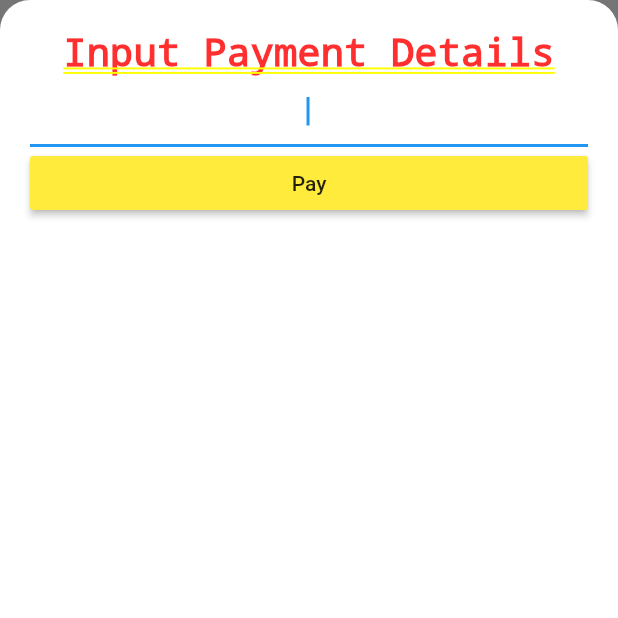
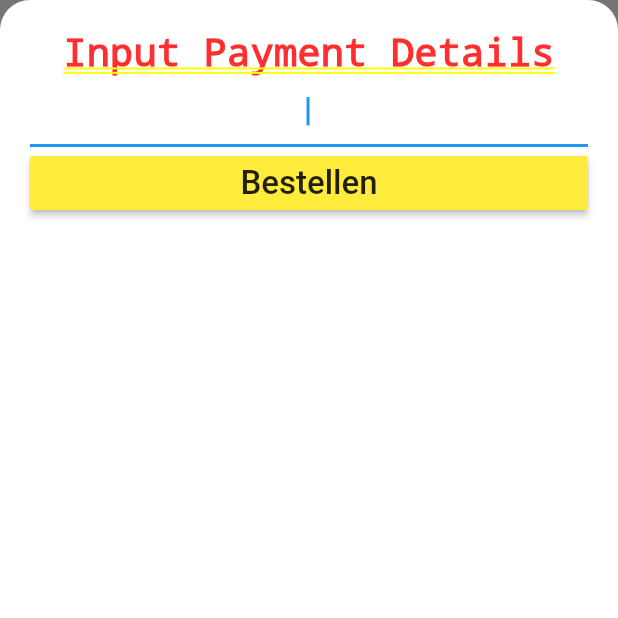
Before and after one commit to terrence229/Project-Mobile-Development, a Flutter app: the PaymentRoute screen opened by its route, on a phone screen of 412 x 824 dp, the top half of it. Run offline on Flutter 3.47's test engine with Material 2 defaults, Android fonts, the phone set to English and light mode, and no system bars; our stand-ins replace cloud_firestore, firebase_auth, flutter_secure_storage, google_maps_flutter; missing offline and left inert: dart:ffi, maps_launcher; accounts and stored records are empty.

Commit message:
Changed color and pay->bestellen

```diff
--- a/lib/screens/landing_route.dart
+++ b/lib/screens/landing_route.dart
@@ -43,7 +43,7 @@ class LandingRoute extends StatelessWidget {
                     color: Colors.black,
                     elevation: 5,
                     onPressed: () {
-                      Navigator.pushNamed(context, '/restaurantlist');
+                      Navigator.pushNamed(context,'/restaurantlist');
                     },
                     child: Padding(
                       padding: const EdgeInsets.symmetric(vertical: 20.0),
--- a/lib/screens/shopping/cart_route.dart
+++ b/lib/screens/shopping/cart_route.dart
@@ -2,10 +2,12 @@ import 'package:flutter/material.dart';
 import 'package:provider/provider.dart';
 import 'package:woosttogo/models/cart.dart';
 import 'package:woosttogo/components/item_tile.dart';
+import 'package:woosttogo/utilities/order.dart';
 
 class CartRoute extends StatelessWidget {
   @override
   Widget build(BuildContext context) {
+    //final Cart cart = Provider.of<Cart>(context, listen: false);
     return Scaffold(
       appBar: AppBar(
         // title: Text("List View Route > Menu"),
@@ -32,10 +34,10 @@ class CartRoute extends StatelessWidget {
                 return ItemTile(
                   item: item,
                 );
-              },
+                },
               itemCount: cart.itemCount,
             );
-          },
+            },
         ),
       ),
     );
--- a/lib/screens/shopping/checkout_route.dart
+++ b/lib/screens/shopping/checkout_route.dart
@@ -20,7 +20,7 @@ class _CheckoutRouteState extends State<CheckoutRoute> {
       // backgroundColor: Colors.black,
       appBar: AppBar(
         backgroundColor: Colors.yellow,
-        title: Text('Payment'),
+        title: Text('Bestellen'),
       ),
       body: Center(
         child: Column(
@@ -64,7 +64,7 @@ class _CheckoutRouteState extends State<CheckoutRoute> {
                     child: Padding(
                       padding: const EdgeInsets.symmetric(
                           vertical: 10.0, horizontal: 42.0),
-                      child: Text('Pay: €${cart.totalPrice}'),
+                      child: Text('Bestellen: €${cart.totalPrice}'),
                     ),
                   ),
                 ),
--- a/lib/screens/shopping/payment_route.dart
+++ b/lib/screens/shopping/payment_route.dart
@@ -40,7 +40,10 @@ class _PaymentRouteState extends State<PaymentRoute> {
             ),
             MaterialButton(
               child: Text(
-                'Pay',
+                'Bestellen',
+                style: TextStyle(
+                  fontSize: 22.0,
+                ),
               ),
               color: Colors.yellow,
               onPressed: () {
--- a/lib/screens/shopping/restaurant_list_route.dart
+++ b/lib/screens/shopping/restaurant_list_route.dart
@@ -15,7 +15,7 @@ class _RestaurantListRouteState extends State<RestaurantListRoute> {
   Widget build(BuildContext context) {
     return Scaffold(
       appBar: AppBar(
-        title: Text("List View Route"),
+        title: Text("Restaurants"),
         actions: <Widget>[
           IconButton(
             icon: Icon(
@@ -107,7 +107,7 @@ class RestaurantCard extends StatelessWidget {
       child: Container(
         height: 80,
         child: Card(
-          color: Colors.yellowAccent,
+          color: Color(0xFFFFE500),
           child: Column(
             children: [
               ListTile(
--- a/lib/screens/start/login_route.dart
+++ b/lib/screens/start/login_route.dart
@@ -39,7 +39,7 @@ class _LoginRouteState extends State<LoginRoute> {
               },
             ),
             SizedBox(height: 20,),
-            Text('Wachtwoord:', textAlign: TextAlign.left,),
+            Text('Wachtwoord:', textAlign: TextAlign.left, textScaleFactor: 1.5,),
             TextField(
               obscureText: true,
               decoration: InputDecoration(
```
Also changed, not shown: lib/screens/shopping/menu_list_route.dart (+10 -4 lines).
